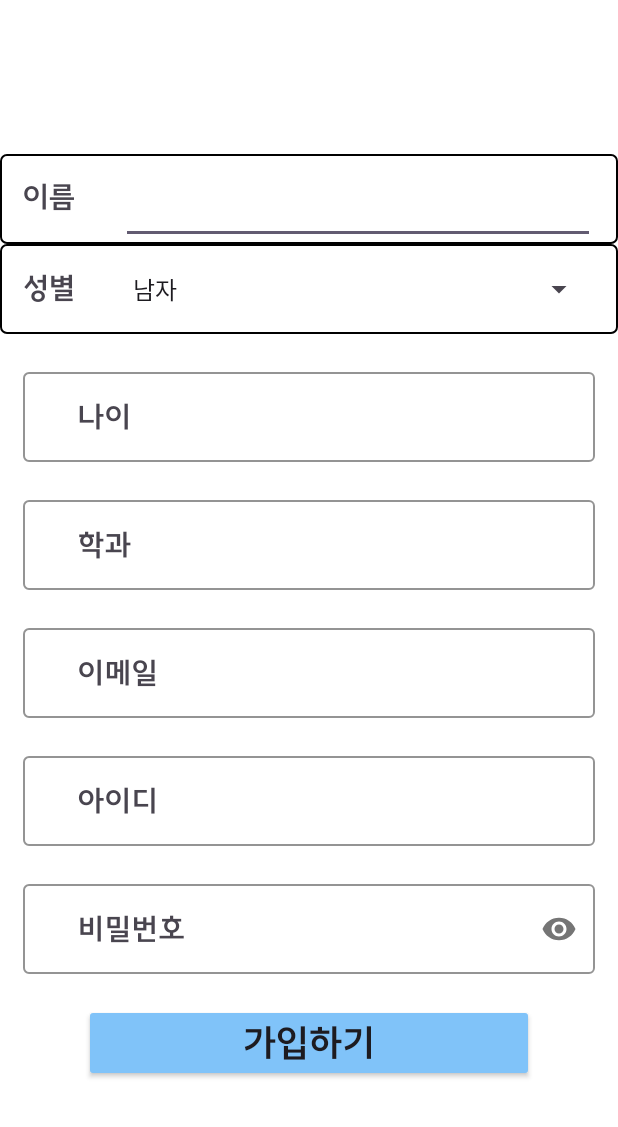
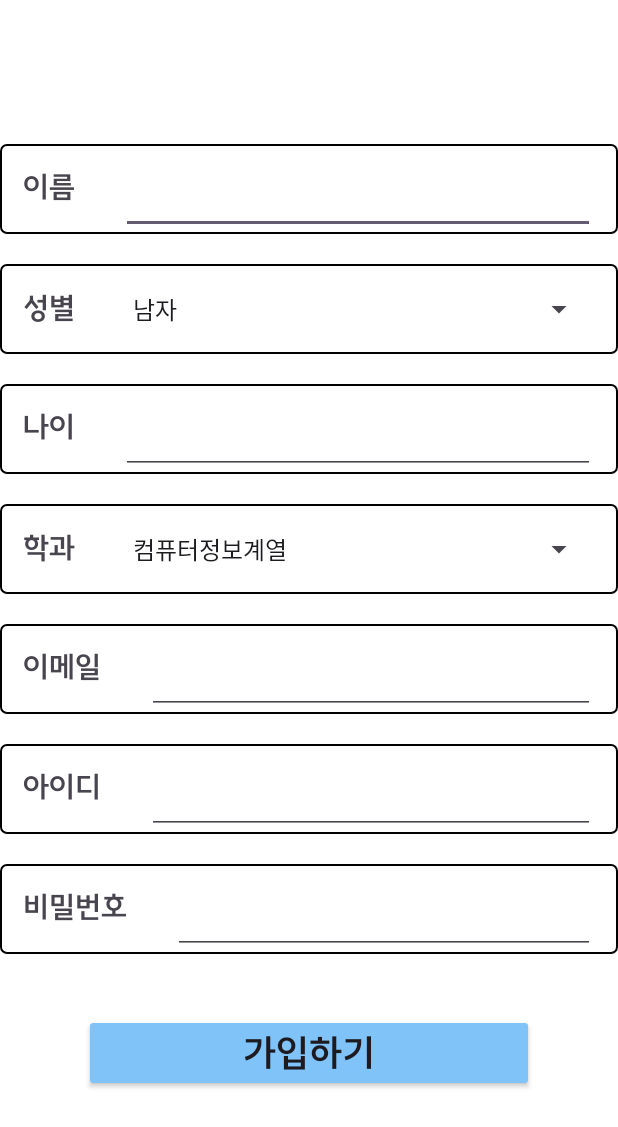
Before and after one commit to woodonghyeon/BooksCovery, an Android app: the JoinActivity screen opened directly, with no data from a screen before it, on a phone screen of 412 x 824 dp. Shown: the top 1127 px of the screen. Run offline under Robolectric (Android 15) with nearby library versions, the phone set to English and light mode, and no system bars.

Commit message:
회원가입 부분 성별 + 학과 리스트로 변경

```diff
--- a/app/src/main/java/com/example/androidteamproject/Home/FragmentHome.java
+++ b/app/src/main/java/com/example/androidteamproject/Home/FragmentHome.java
@@ -36,8 +36,7 @@ public class FragmentHome extends Fragment {
     private static final float MIN_SCALE = 0.6f; // WeekBook scale
     long now = System.currentTimeMillis();
     private Date mDate = new Date(now);
-    private static SimpleDateFormat mFormat = new SimpleDateFormat("yyyy-MM-dd");
-
+    public static SimpleDateFormat mFormat = new SimpleDateFormat("yyyy-MM-dd"); //딴 곳에도 쓸거라 public으로 바꿧음
     private ViewPager2 currentEventPager, weekBookPager, monthBookPager, hotTrendBookPager;
     private FragmentStateAdapter homePagerAdapter, weekBookAdapter, monthBookAdapter, hotTrendBookAdapter;
     private TextView tv_department_title, tv_popular_book_week, tv_popular_book_month, tv_hotTrend_title;
--- a/app/src/main/java/com/example/androidteamproject/Join/JoinActivity.java
+++ b/app/src/main/java/com/example/androidteamproject/Join/JoinActivity.java
@@ -4,6 +4,8 @@ import android.content.Intent;
 import android.os.AsyncTask;
 import android.os.Bundle;
 import android.util.Log;
+import android.view.View;
+import android.widget.AdapterView;
 import android.widget.Button;
 import android.widget.EditText;
 import android.widget.Spinner;
@@ -27,6 +29,8 @@ import com.example.androidteamproject.R;
 
 public class JoinActivity extends AppCompatActivity {
     Button btJoin;
+    Spinner spinner_gender, et_input_department;
+    String gender, department;
 
     @Override
     protected void onCreate(Bundle savedInstanceState) {
@@ -34,9 +38,9 @@ public class JoinActivity extends AppCompatActivity {
         setContentView(R.layout.activity_join);
 
         EditText et_input_name = findViewById(R.id.et_input_name);
-        Spinner spinner_gender = findViewById(R.id.spinner_gender);
+        spinner_gender = (Spinner) findViewById(R.id.spinner_gender);
         EditText et_input_age = findViewById(R.id.et_input_age);
-        EditText et_input_department = findViewById(R.id.et_input_department);
+        et_input_department = findViewById(R.id.spinner_department);
         EditText et_input_email = findViewById(R.id.et_input_email);
         EditText et_input_id = findViewById(R.id.et_input_id);
         EditText et_input_pwd = findViewById(R.id.et_input_pwd);
@@ -46,9 +50,9 @@ public class JoinActivity extends AppCompatActivity {
         // 데이터베이스 연결 시작
         btJoin.setOnClickListener(view -> {
             String name = et_input_name.getText().toString();
-            String gender = spinner_gender.getText().toString();
+            gender = "";
             String age = et_input_age.getText().toString();
-            String department = et_input_department.getText().toString();
+            department = "";
             String email = et_input_email.getText().toString();
             String id = et_input_id.getText().toString();
             String pwd = et_input_pwd.getText().toString();
@@ -56,6 +60,29 @@ public class JoinActivity extends AppCompatActivity {
             new ConnectToDatabaseTask().execute(name, gender, age, department, email, id, pwd);
         });
 
+        spinner_gender.setOnItemSelectedListener(new AdapterView.OnItemSelectedListener() {
+            @Override
+            public void onItemSelected(AdapterView<?> parent, View view, int position, long id) {
+                gender = (String) parent.getItemAtPosition(position);
+                Log.v("123",gender);
+            }
+
+            @Override
+            public void onNothingSelected(AdapterView<?> parent) {
+            }
+        });
+
+        et_input_department.setOnItemSelectedListener(new AdapterView.OnItemSelectedListener() {
+            @Override
+            public void onItemSelected(AdapterView<?> parent, View view, int position, long id) {
+                department = String.valueOf(id+1);
+                Log.v("123",department);
+            }
+
+            @Override
+            public void onNothingSelected(AdapterView<?> parent) {
+            }
+        });
     }
 
     private class ConnectToDatabaseTask extends AsyncTask<String, Void, String> {
--- a/app/src/main/java/com/example/androidteamproject/Search/FragmentSearch.java
+++ b/app/src/main/java/com/example/androidteamproject/Search/FragmentSearch.java
@@ -1,4 +1,6 @@
 package com.example.androidteamproject.Search;
+
+import static com.example.androidteamproject.Home.FragmentHome.mFormat;
 
 import android.os.Bundle;
 import android.util.Log;
@@ -21,6 +23,8 @@ import org.json.JSONException;
 import org.json.JSONObject;
 import java.util.ArrayList;
 import java.util.Arrays;
+import java.util.Calendar;
+import java.util.Date;
 import java.util.List;
 
 public class FragmentSearch extends Fragment {
@@ -33,6 +37,8 @@ public class FragmentSearch extends Fragment {
     private FragmentStateAdapter searchPagerAdapter;
     private List<String> keywords = new ArrayList<>();
     private List<String> search_word = new ArrayList<>(Arrays.asList("테스트용 검색어1" , "테스트용 검색어2" , "테스트용 검색어3" , "테스트용 검색어4" , "테스트용 검색어5" , "테스트용 검색어6" , "테스트용 검색어7" , "테스트용 검색어8" , "테스트용 검색어9" , "테스트용 검색어10"));
+    private Date mDate = new Date(System.currentTimeMillis());
+    private Date checkDate = null;
 
     public FragmentSearch() {
     }
@@ -56,10 +62,12 @@ public class FragmentSearch extends Fragment {
     }
 
     @Override
-    public View onCreateView(LayoutInflater inflater, ViewGroup container,
-                             Bundle savedInstanceState) {
+    public View onCreateView(LayoutInflater inflater, ViewGroup container, Bundle savedInstanceState) {
         View view = inflater.inflate(R.layout.fragment_search, container, false);
-        getResponseApiKeyword(); // API 응답 데이터 가져오기
+        timeCheck(); //keyword 요청 전에 언제 요청했는가 확인하기
+        if(keywords.isEmpty()){
+            getResponseApiKeyword(); // API 응답 데이터 가져오기
+        }
         getResponseApiLoanItems();
         return view;
     }
@@ -257,4 +265,11 @@ public class FragmentSearch extends Fragment {
             }
         });
     }
+
+    private void timeCheck(){
+        String getTime = mFormat.format(mDate); // 현재 날짜 가져오기
+        Calendar calendar = Calendar.getInstance(); // 1주일 전 날짜 가져오기
+        calendar.setTime(mDate);
+        calendar.add(Calendar.DAY_OF_YEAR, -7);
+    }
 }
--- a/app/src/main/java/com/example/androidteamproject/Setting/FragmentSetting.java
+++ b/app/src/main/java/com/example/androidteamproject/Setting/FragmentSetting.java
@@ -14,7 +14,6 @@ public class FragmentSetting extends Fragment {
     private static final String ARG_PARAM2 = "param2";
     private String mParam1;
     private String mParam2;
-
     public FragmentSetting() {
         // Required empty public constructor
     }
@@ -38,8 +37,7 @@ public class FragmentSetting extends Fragment {
     }
 
     @Override
-    public View onCreateView(LayoutInflater inflater, ViewGroup container,
-                             Bundle savedInstanceState) {
+    public View onCreateView(LayoutInflater inflater, ViewGroup container, Bundle savedInstanceState) {
         View view = inflater.inflate(R.layout.fragment_setting, container, false);
         return view;
     }
--- a/app/src/main/res/layout/activity_join.xml
+++ b/app/src/main/res/layout/activity_join.xml
@@ -12,17 +12,43 @@
         android:layout_width="match_parent"
         android:layout_height="60dp"
         android:orientation="horizontal"
-        android:background="@drawable/spinner_background">
+        android:background="@drawable/spinner_background"
+        android:layout_marginBottom="20dp">
         <TextView
             android:layout_width="wrap_content"
             android:layout_height="wrap_content"
             android:layout_marginStart="15dp"
             android:layout_marginEnd="15dp"
             android:text="이름"
-            android:textSize="20sp"
+            android:textSize="20dp"
             android:fontFamily="@font/suitebold"/>
         <EditText
             android:id="@+id/et_input_name"
+            android:layout_width="match_parent"
+            android:layout_height="60dp"
+            android:layout_marginStart="15dp"
+            android:layout_marginEnd="15dp"
+            android:fontFamily="@font/suitebold"
+            android:textSize="20dp"
+            android:inputType="text"/>
+    </LinearLayout>
+
+    <LinearLayout
+        android:layout_width="match_parent"
+        android:layout_height="60dp"
+        android:orientation="horizontal"
+        android:background="@drawable/spinner_background"
+        android:layout_marginBottom="20dp">
+        <TextView
+            android:layout_width="wrap_content"
+            android:layout_height="wrap_content"
+            android:layout_marginStart="15dp"
+            android:layout_marginEnd="15dp"
+            android:text="성별"
+            android:textSize="20dp"
+            android:fontFamily="@font/suitebold"/>
+        <Spinner
+            android:id="@+id/spinner_gender"
             android:layout_width="match_parent"
             android:layout_height="60dp"
             android:layout_marginStart="15dp"
@@ -36,32 +62,16 @@
         android:layout_width="match_parent"
         android:layout_height="60dp"
         android:orientation="horizontal"
-        android:background="@drawable/spinner_background">
+        android:background="@drawable/spinner_background"
+        android:layout_marginBottom="20dp">
         <TextView
             android:layout_width="wrap_content"
             android:layout_height="wrap_content"
             android:layout_marginStart="15dp"
             android:layout_marginEnd="15dp"
-            android:text="성별"
-            android:textSize="20sp"
+            android:text="나이"
+            android:textSize="20dp"
             android:fontFamily="@font/suitebold"/>
-        <Spinner
-            android:id="@+id/spinner_gender"
-            android:layout_width="match_parent"
-            android:layout_height="60dp"
-            android:layout_marginStart="15dp"
-            android:layout_marginEnd="15dp"
-            android:fontFamily="@font/suitebold"
-            android:textSize="20dp"
-            android:entries="@array/gender_array" />
-    </LinearLayout>
-
-    <com.google.android.material.textfield.TextInputLayout
-        android:layout_marginTop="20dp"
-        android:layout_width="match_parent"
-        android:layout_height="wrap_content"
-        app:hintTextColor="@color/brandcolor5"
-        app:boxStrokeColor="@color/brandcolor5">
         <EditText
             android:id="@+id/et_input_age"
             android:layout_width="match_parent"
@@ -70,34 +80,48 @@
             android:layout_marginEnd="15dp"
             android:fontFamily="@font/suitebold"
             android:textSize="20dp"
-            android:inputType="number"
-            android:hint="　나이" />
-    </com.google.android.material.textfield.TextInputLayout>
+            android:inputType="number"/>
+    </LinearLayout>
 
-    <com.google.android.material.textfield.TextInputLayout
-        android:layout_marginTop="20dp"
+    <LinearLayout
         android:layout_width="match_parent"
-        android:layout_height="wrap_content"
-        app:hintTextColor="@color/brandcolor5"
-        app:boxStrokeColor="@color/brandcolor5">
-        <EditText
-            android:id="@+id/et_input_department"
+        android:layout_height="60dp"
+        android:orientation="horizontal"
+        android:background="@drawable/spinner_background"
+        android:layout_marginBottom="20dp">
+        <TextView
+            android:layout_width="wrap_content"
+            android:layout_height="wrap_content"
+            android:layout_marginStart="15dp"
+            android:layout_marginEnd="15dp"
+            android:text="학과"
+            android:textSize="20dp"
+            android:fontFamily="@font/suitebold"/>
+        <Spinner
+            android:id="@+id/spinner_department"
             android:layout_width="match_parent"
             android:layout_height="60dp"
             android:layout_marginStart="15dp"
             android:layout_marginEnd="15dp"
             android:fontFamily="@font/suitebold"
             android:textSize="20dp"
-            android:inputType="text"
-            android:hint="　학과" />
-    </com.google.android.material.textfield.TextInputLayout>
+            android:entries="@array/department_array" />
+    </LinearLayout>
 
-    <com.google.android.material.textfield.TextInputLayout
-        android:layout_marginTop="20dp"
+    <LinearLayout
         android:layout_width="match_parent"
-        android:layout_height="wrap_content"
-        app:hintTextColor="@color/brandcolor5"
-        app:boxStrokeColor="@color/brandcolor5">
+        android:layout_height="60dp"
+        android:orientation="horizontal"
+        android:background="@drawable/spinner_background"
+        android:layout_marginBottom="20dp">
+        <TextView
+            android:layout_width="wrap_content"
+            android:layout_height="wrap_content"
+            android:layout_marginStart="15dp"
+            android:layout_marginEnd="15dp"
+            android:text="이메일"
+            android:textSize="20dp"
+            android:fontFamily="@font/suitebold"/>
         <EditText
             android:id="@+id/et_input_email"
             android:layout_width="match_parent"
@@ -106,16 +130,23 @@
             android:layout_marginEnd="15dp"
             android:fontFamily="@font/suitebold"
             android:textSize="20dp"
-            android:inputType="textEmailAddress"
-            android:hint="　이메일" />
-    </com.google.android.material.textfield.TextInputLayout>
+            android:inputType="textEmailAddress"/>
+    </LinearLayout>
 
-    <com.google.android.material.textfield.TextInputLayout
-        android:layout_marginTop="20dp"
+    <LinearLayout
         android:layout_width="match_parent"
-        android:layout_height="wrap_content"
-        app:hintTextColor="@color/brandcolor5"
-        app:boxStrokeColor="@color/brandcolor5">
+        android:layout_height="60dp"
+        android:orientation="horizontal"
+        android:background="@drawable/spinner_background"
+        android:layout_marginBottom="20dp">
+        <TextView
+            android:layout_width="wrap_content"
+            android:layout_height="wrap_content"
+            android:layout_marginStart="15dp"
+            android:layout_marginEnd="15dp"
+            android:text="아이디"
+            android:textSize="20dp"
+            android:fontFamily="@font/suitebold"/>
         <EditText
             android:id="@+id/et_input_id"
             android:layout_width="match_parent"
@@ -124,17 +155,23 @@
             android:layout_marginEnd="15dp"
             android:fontFamily="@font/suitebold"
             android:textSize="20dp"
-            android:inputType="text"
-            android:hint="　아이디" />
-    </com.google.android.material.textfield.TextInputLayout>
+            android:inputType="text"/>
+    </LinearLayout>
 
-    <com.google.android.material.textfield.TextInputLayout
+    <LinearLayout
         android:layout_width="match_parent"
-        android:layout_height="wrap_content"
-        android:layout_marginTop="20dp"
-        app:passwordToggleEnabled="true"
-        app:hintTextColor="@color/brandcolor5"
-        app:boxStrokeColor="@color/brandcolor5">
+        android:layout_height="60dp"
+        android:orientation="horizontal"
+        android:background="@drawable/spinner_background"
+        android:layout_marginBottom="20dp">
+        <TextView
+            android:layout_width="wrap_content"
+            android:layout_height="wrap_content"
+            android:layout_marginStart="15dp"
+            android:layout_marginEnd="15dp"
+            android:text="비밀번호"
+            android:textSize="20dp"
+            android:fontFamily="@font/suitebold"/>
         <EditText
             android:id="@+id/et_input_pwd"
             android:layout_width="match_parent"
@@ -143,9 +180,8 @@
             android:layout_marginEnd="15dp"
             android:fontFamily="@font/suitebold"
             android:textSize="20dp"
-            android:inputType="textPassword"
-            android:hint="　비밀번호" />
-    </com.google.android.material.textfield.TextInputLayout>
+            android:inputType="textPassword"/>
+    </LinearLayout>
 
     <androidx.appcompat.widget.AppCompatButton
         android:id="@+id/btJoin"
--- a/app/src/main/res/values/strings.xml
+++ b/app/src/main/res/values/strings.xml
@@ -8,4 +8,31 @@
         <item>남자</item>
         <item>여자</item>
     </string-array>
+    <string-array name="department_array">
+        <item>컴퓨터정보계열</item>
+        <item>IT온라인창업과</item>
+        <item>AI융합기계계열</item>
+        <item>반도체전자계열</item>
+        <item>무인항공드론과</item>
+        <item>신재생에너지전기계열</item>
+        <item>건축과</item>
+        <item>인테리어디자인과</item>
+        <item>DIY실내장식과</item>
+        <item>항공정비부사관과</item>
+        <item>국방정보통신과</item>
+        <item>의무/전투부사관과</item>
+        <item>글로벌시스템융합과</item>
+        <item>경영회계서비스계열</item>
+        <item>호텔항공관광과</item>
+        <item>사회복지과</item>
+        <item>유아교육과</item>
+        <item>간호학과</item>
+        <item>보건의료행정과</item>
+        <item>응급구조과</item>
+        <item>동물보건과</item>
+        <item>반려동물과</item>
+        <item>조리제과제빵과</item>
+        <item>콘텐츠디자인과</item>
+        <item>만화애니메이션과</item>
+    </string-array>
 </resources>
```
